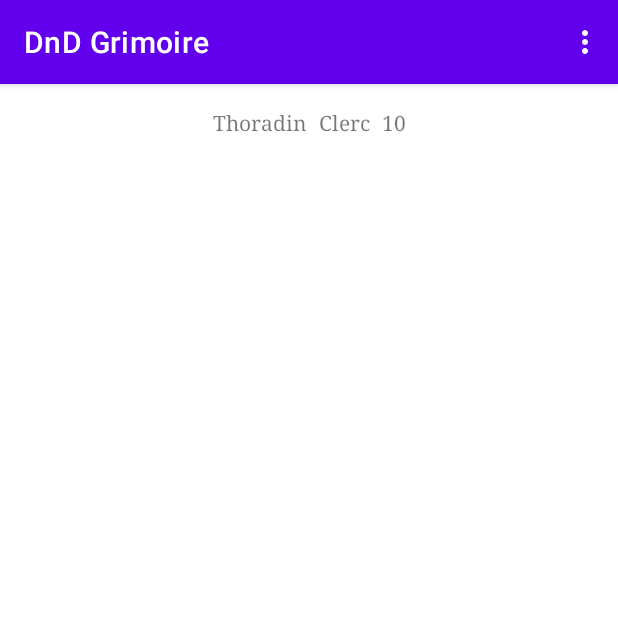
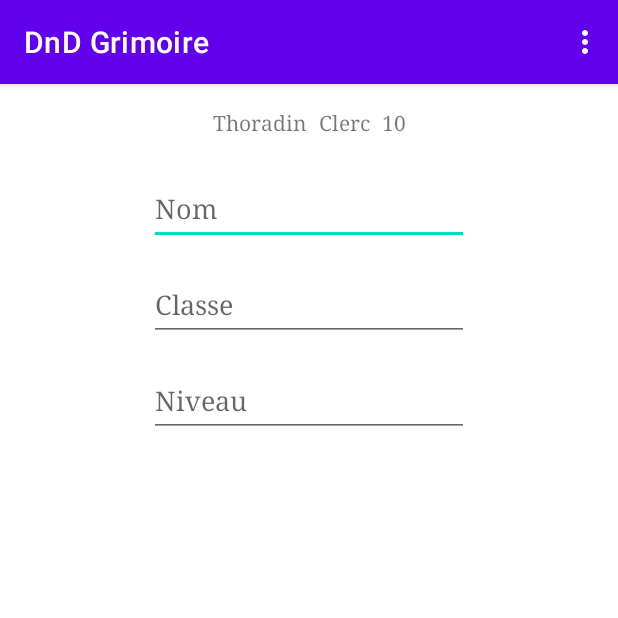
Before and after one commit to AdrienJarretier/DnD-Grimoire, an Android app: the screen it shows after launch (MainActivity), on a phone screen of 412 x 824 dp, the top half of it. Run offline under Robolectric (Android 15) with nearby library versions, the phone set to English and light mode, and no system bars; our stand-ins replace Room's generated code; 1 statement that could not run was skipped.

Commit message:
replace player sheet activity with fragment

```diff
--- a/app/src/main/AndroidManifest.xml
+++ b/app/src/main/AndroidManifest.xml
@@ -10,9 +10,6 @@
         android:supportsRtl="true"
         android:theme="@style/Theme.DnDGrimoire">
         <activity
-            android:name=".setPlayerSheet"
-            android:exported="false" />
-        <activity
             android:name=".MainActivity"
             android:exported="true">
             <intent-filter>
--- /dev/null
+++ b/app/src/main/java/com/example/dndgrimoire/SetPlayerSheet.kt
@@ -0,0 +1,59 @@
+package com.example.dndgrimoire
+
+import android.os.Bundle
+import androidx.fragment.app.Fragment
+import android.view.LayoutInflater
+import android.view.View
+import android.view.ViewGroup
+
+// TODO: Rename parameter arguments, choose names that match
+// the fragment initialization parameters, e.g. ARG_ITEM_NUMBER
+private const val ARG_PARAM1 = "param1"
+private const val ARG_PARAM2 = "param2"
+
+/**
+ * A simple [Fragment] subclass.
+ * Use the [SetPlayerSheet.newInstance] factory method to
+ * create an instance of this fragment.
+ */
+class SetPlayerSheet : Fragment() {
+    // TODO: Rename and change types of parameters
+    private var param1: String? = null
+    private var param2: String? = null
+
+    override fun onCreate(savedInstanceState: Bundle?) {
+        super.onCreate(savedInstanceState)
+        arguments?.let {
+            param1 = it.getString(ARG_PARAM1)
+            param2 = it.getString(ARG_PARAM2)
+        }
+    }
+
+    override fun onCreateView(
+        inflater: LayoutInflater, container: ViewGroup?,
+        savedInstanceState: Bundle?
+    ): View? {
+        // Inflate the layout for this fragment
+        return inflater.inflate(R.layout.fragment_set_player_sheet, container, false)
+    }
+
+    companion object {
+        /**
+         * Use this factory method to create a new instance of
+         * this fragment using the provided parameters.
+         *
+         * @param param1 Parameter 1.
+         * @param param2 Parameter 2.
+         * @return A new instance of fragment SetPlayerSheet.
+         */
+        // TODO: Rename and change types and number of parameters
+        @JvmStatic
+        fun newInstance(param1: String, param2: String) =
+            SetPlayerSheet().apply {
+                arguments = Bundle().apply {
+                    putString(ARG_PARAM1, param1)
+                    putString(ARG_PARAM2, param2)
+                }
+            }
+    }
+}
--- a/app/src/main/res/layout/activity_set_player_sheet.xml
+++ b/app/src/main/res/layout/fragment_set_player_sheet.xml
@@ -2,9 +2,10 @@
 <androidx.constraintlayout.widget.ConstraintLayout xmlns:android="http://schemas.android.com/apk/res/android"
     xmlns:app="http://schemas.android.com/apk/res-auto"
     xmlns:tools="http://schemas.android.com/tools"
+    android:id="@+id/constraintLayout"
     android:layout_width="match_parent"
     android:layout_height="match_parent"
-    tools:context=".setPlayerSheet">
+    tools:context=".SetPlayerSheet">
 
     <EditText
         android:id="@+id/editTextTextPersonName"
--- a/app/src/main/res/navigation/nav_graph.xml
+++ b/app/src/main/res/navigation/nav_graph.xml
@@ -3,7 +3,7 @@
     xmlns:app="http://schemas.android.com/apk/res-auto"
     xmlns:tools="http://schemas.android.com/tools"
     android:id="@+id/nav_graph"
-    app:startDestination="@id/spells_list">
+    app:startDestination="@id/setPlayerSheet">
 
     <fragment
         android:id="@+id/spell_card"
@@ -27,9 +27,9 @@
             android:id="@+id/action_spells_list_to_spell_card"
             app:destination="@id/spell_card" />
     </fragment>
-    <activity
+    <fragment
         android:id="@+id/setPlayerSheet"
-        android:name="com.example.dndgrimoire.setPlayerSheet"
-        android:label="activity_set_player_sheet"
-        tools:layout="@layout/activity_set_player_sheet" />
+        android:name="com.example.dndgrimoire.SetPlayerSheet"
+        android:label="fragment_set_player_sheet"
+        tools:layout="@layout/fragment_set_player_sheet" />
 </navigation>
--- a/app/src/main/res/values/strings.xml
+++ b/app/src/main/res/values/strings.xml
@@ -21,4 +21,5 @@
     <string name="playerCharacter_name_label">Nom</string>
     <string name="playerCharacter_class_label">Classe</string>
     <string name="playerCharacter_level_label">Niveau</string>
+
 </resources>
```
Also changed, not shown: app/src/main/java/com/example/dndgrimoire/setPlayerSheet.kt (deleted, +0 -11 lines).
